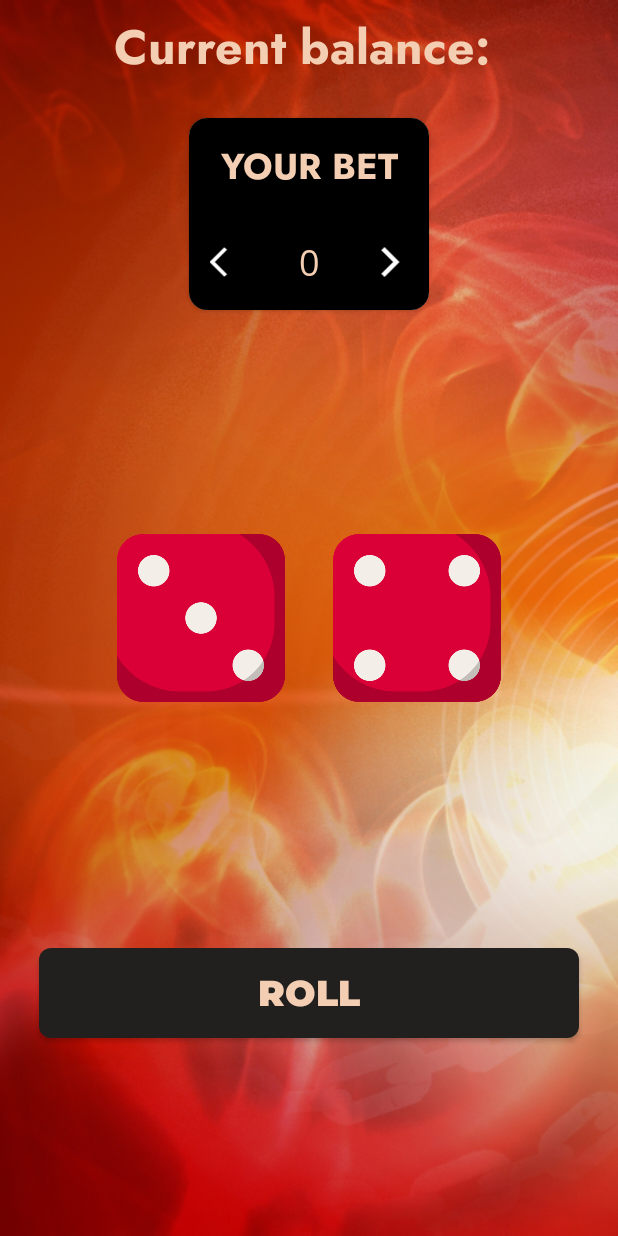
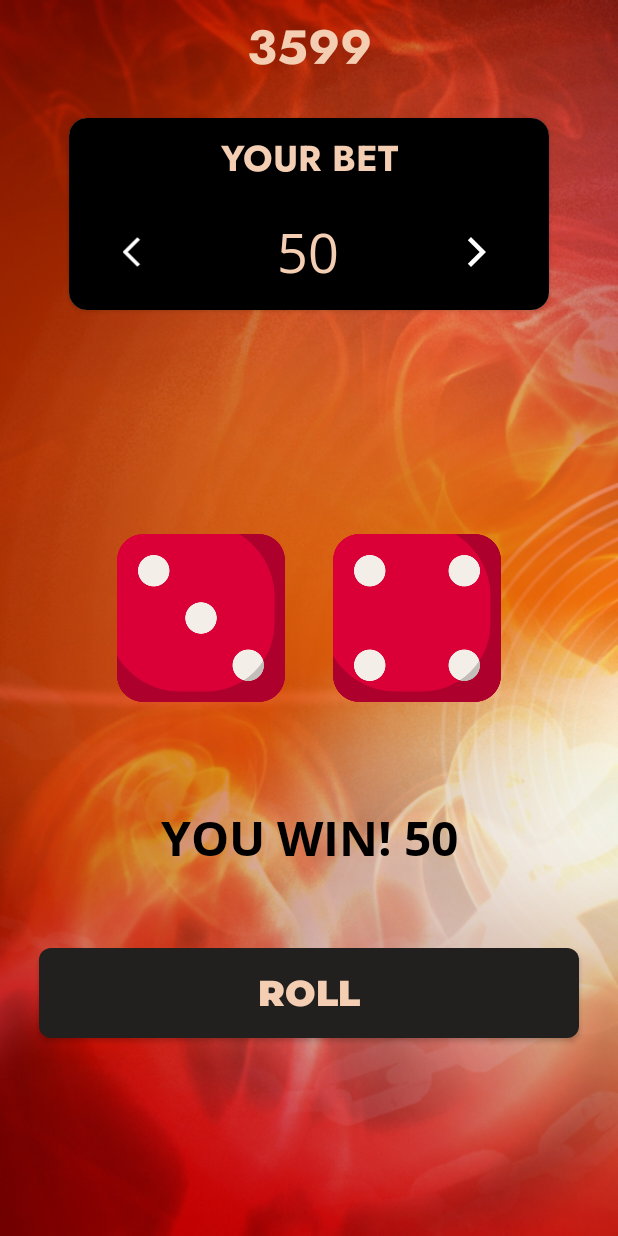
Before and after one commit to marinaMobile/ElementalVolcano, an Android app: the GameThird screen opened through its navigation route, after a tap on "ROLL", on a phone screen of 412 x 824 dp. Run offline under Robolectric (Android 15) with nearby library versions, the phone set to English and light mode, and no system bars; libraries missing offline, so code that uses them is left out: com.my.tracker, com.onesignal, com.qonversion.android; network calls fail; 2 other taps on this screen came first.

```diff
--- a/app/src/main/java/com/sunsetgames/bordersecurit/third/GameThird.kt
+++ b/app/src/main/java/com/sunsetgames/bordersecurit/third/GameThird.kt
@@ -1,5 +1,6 @@
 package com.sunsetgames.bordersecurit.third
 
+import android.content.SharedPreferences
 import android.os.Bundle
 import android.view.LayoutInflater
 import android.view.View
@@ -7,13 +8,17 @@ import android.view.ViewGroup
 import android.view.animation.Animation
 import android.view.animation.AnimationUtils
 import android.widget.Toast
+import androidx.appcompat.app.AppCompatActivity
 import androidx.fragment.app.Fragment
+import com.sunsetgames.bordersecurit.ApplCla
+import com.sunsetgames.bordersecurit.ApplCla.Companion.BALANCE_VOLCANOS
 import com.sunsetgames.bordersecurit.R
 import com.sunsetgames.bordersecurit.databinding.FragmentGameThirdBinding
 import kotlin.random.Random
 
 
 class GameThird : Fragment() {
+    var scoreInt = 50
 
     private var dddd: FragmentGameThirdBinding? = null
     private val yyyyy
@@ -30,20 +35,15 @@ class GameThird : Fragment() {
     override fun onViewCreated(view: View, savedInstanceState: Bundle?) {
         super.onViewCreated(view, savedInstanceState)
 
+        val totalBalanceSP: SharedPreferences = requireActivity().getSharedPreferences("VOLCANO_BAL_SP",
+            AppCompatActivity.MODE_PRIVATE
+        )
+
+        val totalBalance: Int = totalBalanceSP.getInt(ApplCla.BALANCE_VOLCANOS.toString(), 0)
+
         yyyyy.butnRoll.setOnClickListener{
-            rollDice()
-            val dic1 = yyyyy.diceOne
-            val dic2 = yyyyy.diceTwo
-            dic1.startAnimation(AnimationUtils.loadAnimation(activity,R.anim.rotate))
-            dic2.startAnimation(AnimationUtils.loadAnimation(activity, R.anim.rotate))
-
-        }
-    }
-
-    fun rollDice() {
             val randInt = Random.nextInt(6)+1
             val randIntTwo = Random.nextInt(6)+1
-//        val anim = AnimationUtils.loadAnimation(requireActivity(), R.anim.rotate)
 
             val drawRes =
                 when (randInt){
@@ -71,13 +71,80 @@ class GameThird : Fragment() {
 
             val sum = randInt+randIntTwo
 
-        if(sum == 7|| sum == 11) {
-            Toast.makeText(requireActivity(), sum.toString(), Toast.LENGTH_SHORT).show()
-        } else if (sum == 2|| sum == 3 || sum == 12) {
-            Toast.makeText(requireActivity(), sum.toString(), Toast.LENGTH_SHORT).show()
-        } else {
-            Toast.makeText(requireActivity(), sum.toString(), Toast.LENGTH_SHORT).show()
+            when (sum) {
+                7, 11 -> {
+                    yyyyy.balanceTxt.text = totalBalance.plus(scoreInt*2).toString()
+                    yyyyy.txtWin.text = "You win! $scoreInt"
+                }
+                2, 3, 12 -> {
+                    yyyyy.balanceTxt.text = totalBalance.minus(scoreInt).toString()
+                    yyyyy.txtWin.text = "You lose! $scoreInt"
+                }
+                else -> {
+                    yyyyy.txtWin.text = "Point! Try again!"
+                }
             }
         }
 
+
+
+        //setting data block
+        yyyyy.betInt.text = scoreInt.toString()
+
+        yyyyy.balanceTxt.text = totalBalance.toString()
+        //setting data block end
+
+        yyyyy.btnPlus.setOnClickListener {
+            scoreInt += 50
+            yyyyy.betInt.text = scoreInt.toString()
+
+            if (scoreInt >0){
+                yyyyy.btnMinus.isClickable = true
+                yyyyy.betInt.textSize = 36F
             }
+            val balanceCurrent = yyyyy.balanceTxt.text.toString()
+            val balanceCurrentInt = balanceCurrent.toInt()
+
+            if (scoreInt==balanceCurrentInt){
+                yyyyy.btnPlus.isClickable = false
+            }
+        }
+
+        yyyyy.btnMinus.setOnClickListener {
+            scoreInt -= 50
+            yyyyy.betInt.text = scoreInt.toString()
+
+            if (scoreInt == 0){
+                yyyyy.betInt.text = "50 is the smallest bet!"
+                yyyyy.betInt.textSize = 24F
+                yyyyy.btnMinus.isClickable = false
+            }
+
+            val balanceCurrent = yyyyy.balanceTxt.text.toString()
+            val balanceCurrentInt = balanceCurrent.toInt()
+
+            if (scoreInt<balanceCurrentInt){
+                yyyyy.btnPlus.isClickable = true
+            }
+        }
+    }
+
+    override fun onDestroyView() {
+        super.onDestroyView()
+        val finalBalanceString = yyyyy.balanceTxt.text.toString()
+        val finalBalance = finalBalanceString.toInt()
+
+        val totalBalanceSP = requireActivity().getSharedPreferences("TOTAL_BAL_SP", AppCompatActivity.MODE_PRIVATE)
+        totalBalanceSP.edit().putInt(BALANCE_VOLCANOS.toString(), finalBalance).apply()
+    }
+
+    override fun onDestroy() {
+        super.onDestroy()
+        val finalBalanceString = yyyyy.balanceTxt.text.toString()
+        val finalBalance = finalBalanceString.toInt()
+
+        val totalBalanceSP = requireActivity().getSharedPreferences("TOTAL_BAL_SP", AppCompatActivity.MODE_PRIVATE)
+        totalBalanceSP.edit().putInt(BALANCE_VOLCANOS.toString(), finalBalance).apply()
+    }
+
+}
--- a/app/src/main/java/com/sunsetgames/bordersecurit/third/Third.kt
+++ b/app/src/main/java/com/sunsetgames/bordersecurit/third/Third.kt
@@ -1,12 +1,15 @@
 package com.sunsetgames.bordersecurit.third
 
+import android.content.SharedPreferences
 import androidx.appcompat.app.AppCompatActivity
 import android.os.Bundle
+import com.sunsetgames.bordersecurit.ApplCla.Companion.BALANCE_VOLCANOS
 import com.sunsetgames.bordersecurit.R
 
 class Third : AppCompatActivity() {
     override fun onCreate(savedInstanceState: Bundle?) {
         super.onCreate(savedInstanceState)
         setContentView(R.layout.activity_third)
+
     }
 }
--- a/app/src/main/res/layout/fragment_game_third.xml
+++ b/app/src/main/res/layout/fragment_game_third.xml
@@ -18,7 +18,7 @@
         android:layout_margin="8dp"
         android:fontFamily="@font/jost_bold"
         android:textColor="#F4CEB2"
-        android:text="Current balance: "/>
+        android:text="Your balance: "/>
 
 
     <androidx.cardview.widget.CardView
@@ -32,10 +32,11 @@
         android:layout_margin="24dp">
 
     <LinearLayout
-        android:layout_width="160dp"
+        android:layout_width="320dp"
         android:layout_height="128dp"
         android:background="@color/black"
-        android:orientation="vertical">
+        android:orientation="vertical"
+        android:weightSum="3">
 
         <TextView
             android:id="@+id/betTitle"
@@ -58,7 +59,7 @@
             android:orientation="horizontal">
 
             <ImageView
-                android:id="@+id/btnPlus"
+                android:id="@+id/btnMinus"
                 android:layout_width="wrap_content"
                 android:layout_height="wrap_content"
                 android:layout_gravity="center"
@@ -76,10 +77,10 @@
             android:text="0"
             android:layout_weight="1"
             android:textColor="#F4CEB2"
-            android:textSize="24sp" />
+            android:textSize="32sp" />
 
             <ImageView
-                android:id="@+id/btnMinus"
+                android:id="@+id/btnPlus"
                 android:layout_width="wrap_content"
                 android:layout_height="wrap_content"
                 android:layout_gravity="center"
@@ -123,6 +124,21 @@
 
     </LinearLayout>
 
+    <TextView
+        android:id="@+id/txtWin"
+        android:text="Start the game!"
+        android:gravity="center"
+        android:layout_width="320dp"
+        android:layout_height="54dp"
+        app:layout_constraintTop_toBottomOf="@id/llDice"
+        app:layout_constraintBottom_toTopOf="@id/butnRoll"
+        app:layout_constraintStart_toStartOf="parent"
+        app:layout_constraintEnd_toEndOf="parent"
+        android:textSize="32sp"
+        android:fontFamily="@font/open_sans_bold"
+        android:textAllCaps="true"
+        android:textColor="@color/black"/>
+
 
 
     <androidx.appcompat.widget.AppCompatButton
```
Also changed, not shown: app/src/main/java/com/sunsetgames/bordersecurit/second/Second.kt (+9 -6 lines). Lines whose indentation alone changed are shown as unchanged.
